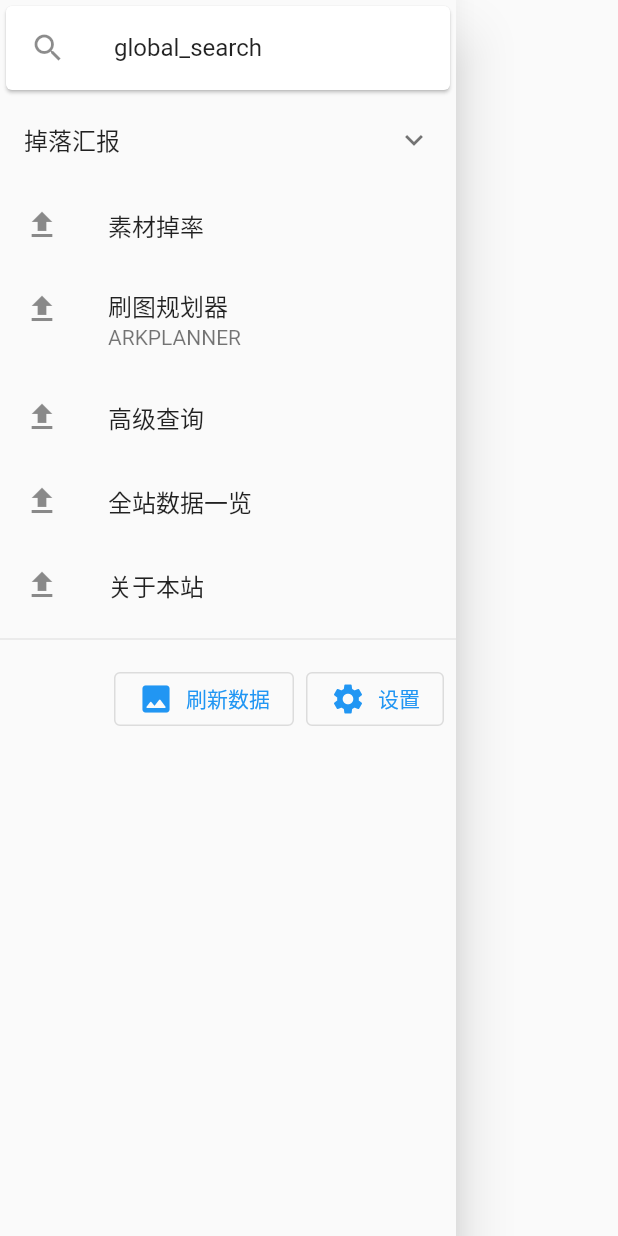
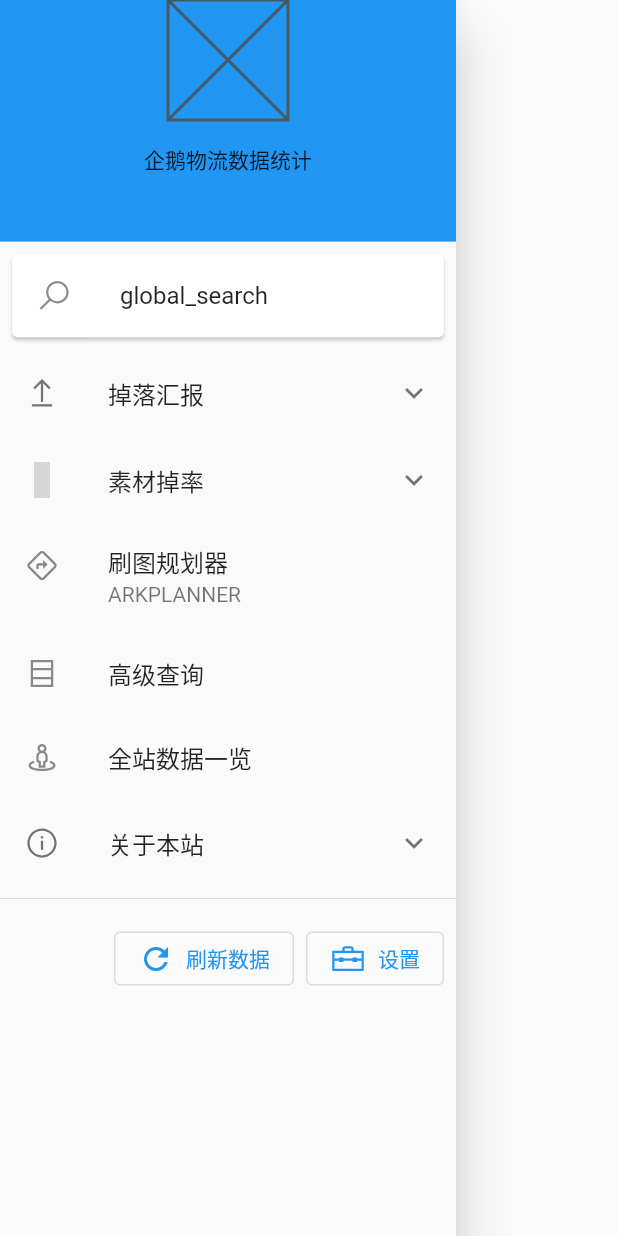
Before and after one commit to AugustToko/penguin_stats_flutter, a Flutter app: the HomePageDrawer widget shown alone on an empty page, opened directly, on a phone screen of 412 x 824 dp. Run offline on Flutter 3.47's test engine with Material 2 defaults, Android fonts, the phone set to English and light mode, and no system bars; our stand-ins replace easy_localization, line_icons; grey boxes are pictures that could not be loaded.

Commit message:
完善 Drawer 组件

```diff
--- a/lib/main.dart
+++ b/lib/main.dart
@@ -9,8 +9,8 @@ Future<void> main() async {
   runApp(EasyLocalization(
     path: 'assets/translations',
     supportedLocales: [
-      Locale('en', 'US'),
-      Locale('zh', 'CN'),
+      Locale('en'),
+      Locale('zh'),
     ],
     child: MyApp(),
   ));
--- a/lib/widget/drawer.dart
+++ b/lib/widget/drawer.dart
@@ -1,6 +1,7 @@
 import 'package:flutter/cupertino.dart';
 import 'package:flutter/material.dart';
 import 'package:easy_localization/easy_localization.dart';
+import 'package:line_icons/line_icons.dart';
 
 enum DrawerStyle {
   COMMON,
@@ -48,12 +49,15 @@ class DrawerItem {
         return core;
       case DrawerStyle.CARD:
         return Card(
+          margin: EdgeInsets.symmetric(vertical: 8, horizontal: 8),
           clipBehavior: Clip.hardEdge,
           child: core,
         );
       case DrawerStyle.EXPAND:
         return ExpansionTile(
           title: title,
+          leading: leading,
+          trailing: trailing,
           children: _genChildren(),
         );
     }
@@ -66,36 +70,73 @@ class HomePageDrawer extends StatelessWidget {
   /// 此处无需显示调用 `tr()` 翻译
   final drawerItemList = <DrawerItem>[
     DrawerItem(
-      leading: Icon(Icons.search),
+      leading: Icon(LineIcons.search),
       title: Text('global_search'),
       itemStyle: DrawerStyle.CARD,
     ),
     DrawerItem(
-        leading: Icon(Icons.upload),
-        title: Text('掉落汇报'),
+      leading: Icon(LineIcons.upload),
+      title: Text('掉落汇报'),
+      itemStyle: DrawerStyle.EXPAND,
+      children: [
+        DrawerItem(
+          title: Text('按章节'),
+          trailing: Icon(LineIcons.mouse),
+        ),
+        DrawerItem(
+          title: Text('截图识别'),
+          trailing: Icon(LineIcons.imageFile),
+        ),
+      ],
+    ),
+    DrawerItem(
+        leading: Icon(LineIcons.pieChart),
+        title: Text('素材掉率'),
         itemStyle: DrawerStyle.EXPAND,
         children: [
-          DrawerItem(title: Text('按章节'), trailing: Icon(Icons.image))
+          DrawerItem(
+            title: Text('按作战'),
+            trailing: Icon(LineIcons.box),
+          ),
+          DrawerItem(
+            title: Text('按素材'),
+            trailing: Icon(LineIcons.inbox),
+          ),
         ]),
     DrawerItem(
-      leading: Icon(Icons.upload),
-      title: Text('素材掉率'),
-    ),
-    DrawerItem(
-        leading: Icon(Icons.upload),
+        leading: Icon(LineIcons.directions),
         title: Text('刷图规划器'),
         subtitle: Text('ARKPLANNER')),
     DrawerItem(
-      leading: Icon(Icons.upload),
+      leading: Icon(LineIcons.database),
       title: Text('高级查询'),
     ),
     DrawerItem(
-      leading: Icon(Icons.upload),
+      leading: Icon(LineIcons.streetView),
       title: Text('全站数据一览'),
     ),
     DrawerItem(
-      leading: Icon(Icons.upload),
+      leading: Icon(LineIcons.infoCircle),
       title: Text('关于本站'),
+      itemStyle: DrawerStyle.EXPAND,
+      children: [
+        DrawerItem(
+          title: Text('团队成员'),
+          trailing: Icon(LineIcons.dev),
+        ),
+        DrawerItem(
+          title: Text('更新记录'),
+          trailing: Icon(LineIcons.info),
+        ),
+        DrawerItem(
+          title: Text('友情链接'),
+          trailing: Icon(LineIcons.link),
+        ),
+        DrawerItem(
+          title: Text('内容来源'),
+          trailing: Icon(LineIcons.openSourceInitiative),
+        ),
+      ],
     ),
   ];
 
@@ -107,29 +148,53 @@ class HomePageDrawer extends StatelessWidget {
 
     // 抽屉底部操作栏
     widgetList.addAll([
-      Divider(),
+      const Divider(),
       ButtonBar(
         children: [
           OutlinedButton.icon(
             onPressed: () {},
-            icon: Icon(Icons.image_rounded),
+            icon: Icon(Icons.refresh),
             label: Text('刷新数据'),
           ),
           OutlinedButton.icon(
             onPressed: () {},
-            icon: Icon(Icons.settings),
+            icon: Icon(LineIcons.toolbox),
             label: Text('设置'),
           ),
         ],
       )
     ]);
 
+    final double statusBarHeight = MediaQuery.of(context).padding.top;
+
+    widgetList.insert(
+      0,
+      DrawerHeader(
+        padding: EdgeInsets.only(top: statusBarHeight),
+        margin: EdgeInsets.zero,
+        decoration: BoxDecoration(color: Colors.blue),
+        child: ConstrainedBox(
+          constraints: BoxConstraints.expand(),
+          child: Column(
+            children: [
+              UnconstrainedBox(
+                child: Placeholder(
+                  fallbackHeight: 80,
+                  fallbackWidth: 80,
+                ),
+              ),
+              const SizedBox(height: 16),
+              Text('企鹅物流数据统计'),
+            ],
+          ),
+        ),
+      ),
+    );
+
     return Drawer(
       child: CupertinoScrollbar(
         child: SingleChildScrollView(
-          child: Column(
-            children: widgetList,
-          ),
+          child: Column(children: widgetList),
         ),
       ),
     );
--- a/pubspec.yaml
+++ b/pubspec.yaml
@@ -31,6 +31,7 @@ dependencies:
   tuple: ^2.0.0
   # TODO(GiKode): 需要配置一下 ios 的 ios/Runner/Info.plist 文件: https://pub.dev/packages/easy_localization#-note-on-ios
   easy_localization: ^3.0.0
+  line_icons: ^2.0.1
 
 dev_dependencies:
   flutter_test:
```
Also changed, not shown: pubspec.lock.
